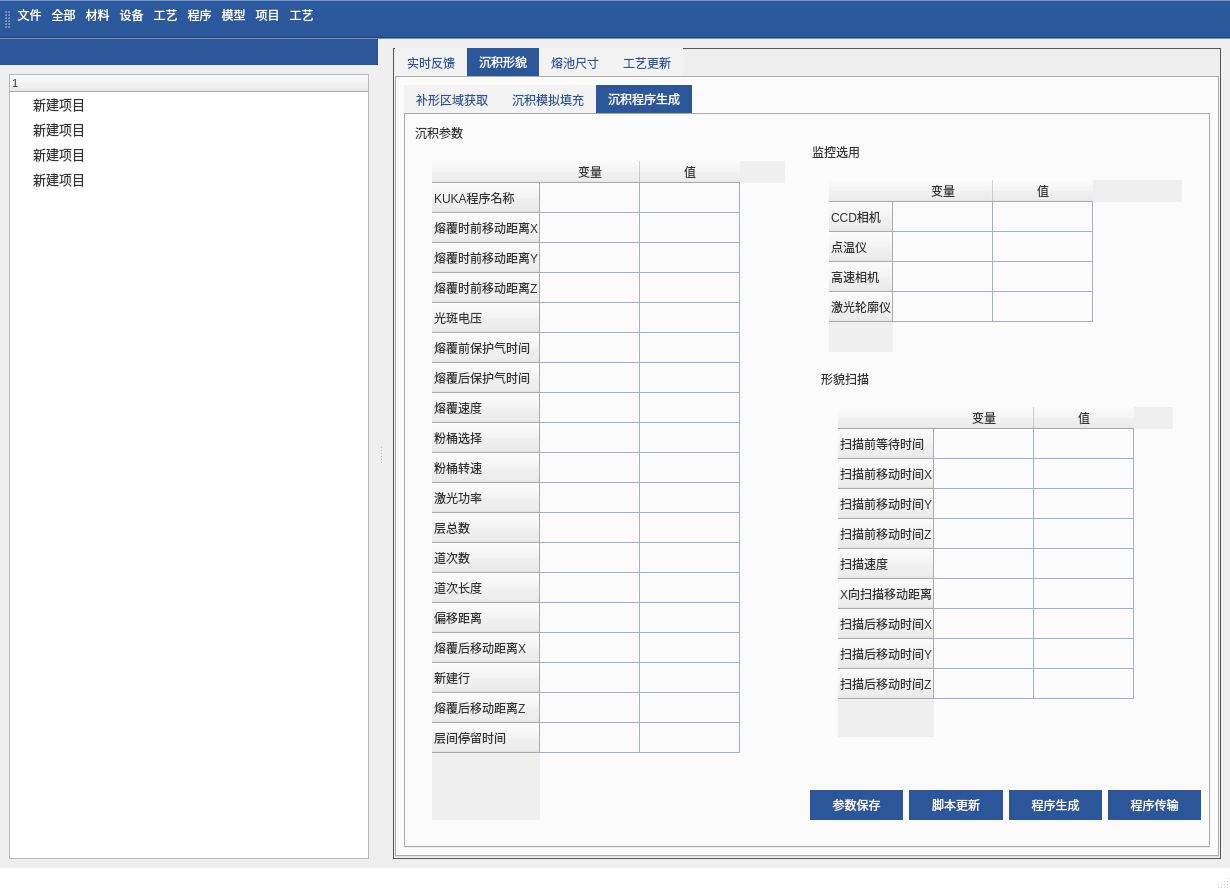
Old version of the form new_thu/UI/main_viewer.ui in the repository mihudaner/THU.
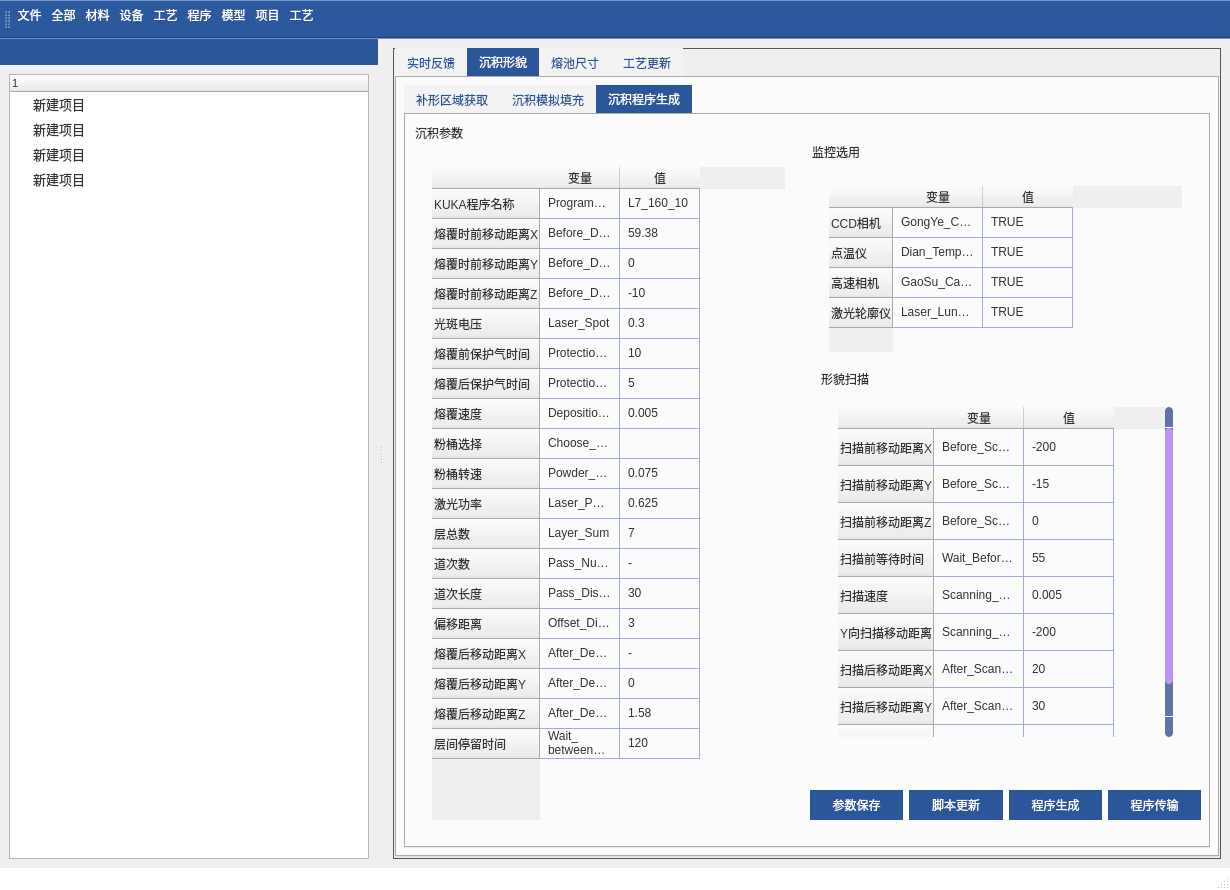
New version of the form. Icons and pictures are not drawn.

The edit to the form file:
```diff
--- a/new_thu/UI/main_viewer.ui
+++ b/new_thu/UI/main_viewer.ui
@@ -1167,7 +1167,16 @@
                    </widget>
                   </item>
                   <item>
-                   <widget class="QTableWidget" name="tableWidget_2">
+                   <widget class="QTableWidget" name="dcgParaTabel">
+                    <property name="sizePolicy">
+                     <sizepolicy hsizetype="Preferred" vsizetype="Preferred">
+                      <horstretch>0</horstretch>
+                      <verstretch>0</verstretch>
+                     </sizepolicy>
+                    </property>
+                    <attribute name="horizontalHeaderDefaultSectionSize">
+                     <number>80</number>
+                    </attribute>
                     <row>
                      <property name="text">
                       <string>KUKA程序名称</string>
@@ -1250,7 +1259,7 @@
                     </row>
                     <row>
                      <property name="text">
-                      <string>新建行</string>
+                      <string>熔覆后移动距离Y</string>
                      </property>
                     </row>
                     <row>
@@ -1273,6 +1282,196 @@
                       <string>值</string>
                      </property>
                     </column>
+                    <item row="0" column="0">
+                     <property name="text">
+                      <string>Program_Name</string>
+                     </property>
+                    </item>
+                    <item row="0" column="1">
+                     <property name="text">
+                      <string>L7_160_10</string>
+                     </property>
+                    </item>
+                    <item row="1" column="0">
+                     <property name="text">
+                      <string>Before_Deposition_X</string>
+                     </property>
+                    </item>
+                    <item row="1" column="1">
+                     <property name="text">
+                      <string>59.38</string>
+                     </property>
+                    </item>
+                    <item row="2" column="0">
+                     <property name="text">
+                      <string>Before_Deposition_Y</string>
+                     </property>
+                    </item>
+                    <item row="2" column="1">
+                     <property name="text">
+                      <string>0</string>
+                     </property>
+                    </item>
+                    <item row="3" column="0">
+                     <property name="text">
+                      <string>Before_Deposition_Z</string>
+                     </property>
+                    </item>
+                    <item row="3" column="1">
+                     <property name="text">
+                      <string>-10</string>
+                     </property>
+                    </item>
+                    <item row="4" column="0">
+                     <property name="text">
+                      <string>Laser_Spot</string>
+                     </property>
+                    </item>
+                    <item row="4" column="1">
+                     <property name="text">
+                      <string>0.3</string>
+                     </property>
+                    </item>
+                    <item row="5" column="0">
+                     <property name="text">
+                      <string>Protection_Gas_Before_Deposition</string>
+                     </property>
+                    </item>
+                    <item row="5" column="1">
+                     <property name="text">
+                      <string>10</string>
+                     </property>
+                    </item>
+                    <item row="6" column="0">
+                     <property name="text">
+                      <string>Protection_Gas_After_Deposition</string>
+                     </property>
+                    </item>
+                    <item row="6" column="1">
+                     <property name="text">
+                      <string>5</string>
+                     </property>
+                    </item>
+                    <item row="7" column="0">
+                     <property name="text">
+                      <string>Deposition_Speed</string>
+                     </property>
+                    </item>
+                    <item row="7" column="1">
+                     <property name="text">
+                      <string>0.005</string>
+                     </property>
+                    </item>
+                    <item row="8" column="0">
+                     <property name="text">
+                      <string>Choose_Powder</string>
+                     </property>
+                    </item>
+                    <item row="8" column="1">
+                     <property name="text">
+                      <string/>
+                     </property>
+                    </item>
+                    <item row="9" column="0">
+                     <property name="text">
+                      <string>Powder_Delivery_Speed</string>
+                     </property>
+                    </item>
+                    <item row="9" column="1">
+                     <property name="text">
+                      <string>0.075</string>
+                     </property>
+                    </item>
+                    <item row="10" column="0">
+                     <property name="text">
+                      <string>Laser_Power</string>
+                     </property>
+                    </item>
+                    <item row="10" column="1">
+                     <property name="text">
+                      <string>0.625</string>
+                     </property>
+                    </item>
+                    <item row="11" column="0">
+                     <property name="text">
+                      <string>Layer_Sum</string>
+                     </property>
+                    </item>
+                    <item row="11" column="1">
+                     <property name="text">
+                      <string>7</string>
+                     </property>
+                    </item>
+                    <item row="12" column="0">
+                     <property name="text">
+                      <string>Pass_Number</string>
+                     </property>
+                    </item>
+                    <item row="12" column="1">
+                     <property name="text">
+                      <string>-</string>
+                     </property>
+                    </item>
+                    <item row="13" column="0">
+                     <property name="text">
+                      <string>Pass_Distance</string>
+                     </property>
+                    </item>
+                    <item row="13" column="1">
+                     <property name="text">
+                      <string>30</string>
+                     </property>
+                    </item>
+                    <item row="14" column="0">
+                     <property name="text">
+                      <string>Offset_Distance </string>
+                     </property>
+                    </item>
+                    <item row="14" column="1">
+                     <property name="text">
+                      <string>3</string>
+                     </property>
+                    </item>
+                    <item row="15" column="0">
+                     <property name="text">
+                      <string>After_Deposition_X</string>
+                     </property>
+                    </item>
+                    <item row="15" column="1">
+                     <property name="text">
+                      <string>-</string>
+                     </property>
+                    </item>
+                    <item row="16" column="0">
+                     <property name="text">
+                      <string>After_Deposition_Y</string>
+                     </property>
+                    </item>
+                    <item row="16" column="1">
+                     <property name="text">
+                      <string>0</string>
+                     </property>
+                    </item>
+                    <item row="17" column="0">
+                     <property name="text">
+                      <string>After_Deposition_Z</string>
+                     </property>
+                    </item>
+                    <item row="17" column="1">
+                     <property name="text">
+                      <string>1.58</string>
+                     </property>
+                    </item>
+                    <item row="18" column="0">
+                     <property name="text">
+                      <string>Wait_ between_Layers</string>
+                     </property>
+                    </item>
+                    <item row="18" column="1">
+                     <property name="text">
+                      <string>120</string>
+                     </property>
+                    </item>
                    </widget>
                   </item>
                  </layout>
@@ -1308,11 +1507,20 @@
                     <item>
                      <widget class="QTableWidget" name="tableWidget_4">
                       <property name="sizePolicy">
-                       <sizepolicy hsizetype="Expanding" vsizetype="Fixed">
+                       <sizepolicy hsizetype="Preferred" vsizetype="Preferred">
                         <horstretch>0</horstretch>
                         <verstretch>0</verstretch>
                        </sizepolicy>
                       </property>
+                      <attribute name="horizontalHeaderMinimumSectionSize">
+                       <number>90</number>
+                      </attribute>
+                      <attribute name="horizontalHeaderDefaultSectionSize">
+                       <number>90</number>
+                      </attribute>
+                      <attribute name="verticalHeaderMinimumSectionSize">
+                       <number>20</number>
+                      </attribute>
                       <row>
                        <property name="text">
                         <string>CCD相机</string>
@@ -1343,6 +1551,46 @@
                         <string>值</string>
                        </property>
                       </column>
+                      <item row="0" column="0">
+                       <property name="text">
+                        <string>GongYe_CCD</string>
+                       </property>
+                      </item>
+                      <item row="0" column="1">
+                       <property name="text">
+                        <string>TRUE</string>
+                       </property>
+                      </item>
+                      <item row="1" column="0">
+                       <property name="text">
+                        <string>Dian_Temperature</string>
+                       </property>
+                      </item>
+                      <item row="1" column="1">
+                       <property name="text">
+                        <string>TRUE</string>
+                       </property>
+                      </item>
+                      <item row="2" column="0">
+                       <property name="text">
+                        <string>GaoSu_Camera</string>
+                       </property>
+                      </item>
+                      <item row="2" column="1">
+                       <property name="text">
+                        <string>TRUE</string>
+                       </property>
+                      </item>
+                      <item row="3" column="0">
+                       <property name="text">
+                        <string>Laser_LunKuo</string>
+                       </property>
+                      </item>
+                      <item row="3" column="1">
+                       <property name="text">
+                        <string>TRUE</string>
+                       </property>
+                      </item>
                      </widget>
                     </item>
                     <item>
@@ -1379,7 +1627,7 @@
                        <item>
                         <widget class="QTableWidget" name="tableWidget_3">
                          <property name="sizePolicy">
-                          <sizepolicy hsizetype="Expanding" vsizetype="Fixed">
+                          <sizepolicy hsizetype="Preferred" vsizetype="Preferred">
                            <horstretch>0</horstretch>
                            <verstretch>0</verstretch>
                           </sizepolicy>
@@ -1390,26 +1638,38 @@
                            <height>350</height>
                           </size>
                          </property>
+                         <attribute name="horizontalHeaderMinimumSectionSize">
+                          <number>90</number>
+                         </attribute>
+                         <attribute name="horizontalHeaderDefaultSectionSize">
+                          <number>90</number>
+                         </attribute>
+                         <attribute name="verticalHeaderMinimumSectionSize">
+                          <number>20</number>
+                         </attribute>
+                         <attribute name="verticalHeaderDefaultSectionSize">
+                          <number>37</number>
+                         </attribute>
+                         <row>
+                          <property name="text">
+                           <string>扫描前移动距离X</string>
+                          </property>
+                         </row>
+                         <row>
+                          <property name="text">
+                           <string>扫描前移动距离Y</string>
+                          </property>
+                         </row>
+                         <row>
+                          <property name="text">
+                           <string>扫描前移动距离Z</string>
+                          </property>
+                         </row>
                          <row>
                           <property name="text">
                            <string>扫描前等待时间</string>
                           </property>
                          </row>
-                         <row>
-                          <property name="text">
-                           <string>扫描前移动时间X</string>
-                          </property>
-                         </row>
-                         <row>
-                          <property name="text">
-                           <string>扫描前移动时间Y</string>
-                          </property>
-                         </row>
-                         <row>
-                          <property name="text">
-                           <string>扫描前移动时间Z</string>
-                          </property>
-                         </row>
                          <row>
                           <property name="text">
                            <string>扫描速度</string>
@@ -1417,22 +1677,22 @@
                          </row>
                          <row>
                           <property name="text">
-                           <string>X向扫描移动距离</string>
+                           <string>Y向扫描移动距离</string>
                           </property>
                          </row>
                          <row>
                           <property name="text">
-                           <string>扫描后移动时间X</string>
+                           <string>扫描后移动距离X</string>
                           </property>
                          </row>
                          <row>
                           <property name="text">
-                           <string>扫描后移动时间Y</string>
+                           <string>扫描后移动距离Y</string>
                           </property>
                          </row>
                          <row>
                           <property name="text">
-                           <string>扫描后移动时间Z</string>
+                           <string>扫描后移动距离Z</string>
                           </property>
                          </row>
                          <column>
@@ -1445,6 +1705,96 @@
                            <string>值</string>
                           </property>
                          </column>
+                         <item row="0" column="0">
+                          <property name="text">
+                           <string>Before_Scanning_Y</string>
+                          </property>
+                         </item>
+                         <item row="0" column="1">
+                          <property name="text">
+                           <string>-200</string>
+                          </property>
+                         </item>
+                         <item row="1" column="0">
+                          <property name="text">
+                           <string>Before_Scanning_Y</string>
+                          </property>
+                         </item>
+                         <item row="1" column="1">
+                          <property name="text">
+                           <string>-15</string>
+                          </property>
+                         </item>
+                         <item row="2" column="0">
+                          <property name="text">
+                           <string>Before_Scanning_Z</string>
+                          </property>
+                         </item>
+                         <item row="2" column="1">
+                          <property name="text">
+                           <string>0</string>
+                          </property>
+                         </item>
+                         <item row="3" column="0">
+                          <property name="text">
+                           <string>Wait_Before_Scanning</string>
+                          </property>
+                         </item>
+                         <item row="3" column="1">
+                          <property name="text">
+                           <string>55</string>
+                          </property>
+                         </item>
+                         <item row="4" column="0">
+                          <property name="text">
+                           <string>Scanning_Speed</string>
+                          </property>
+                         </item>
+                         <item row="4" column="1">
+                          <property name="text">
+                           <string>0.005</string>
+                          </property>
+                         </item>
+                         <item row="5" column="0">
+                          <property name="text">
+                           <string>Scanning_Y_Distacne</string>
+                          </property>
+                         </item>
+                         <item row="5" column="1">
+                          <property name="text">
+                           <string>-200</string>
+                          </property>
+                         </item>
+                         <item row="6" column="0">
+                          <property name="text">
+                           <string>After_Scanning_X</string>
+                          </property>
+                         </item>
+                         <item row="6" column="1">
+                          <property name="text">
+                           <string>20</string>
+                          </property>
+                         </item>
+                         <item row="7" column="0">
+                          <property name="text">
+                           <string>After_Scanning_Y</string>
+                          </property>
+                         </item>
+                         <item row="7" column="1">
+                          <property name="text">
+                           <string>30</string>
+                          </property>
+                         </item>
+                         <item row="8" column="0">
+                          <property name="text">
+                           <string>After_Scanning_Z</string>
+                          </property>
+                         </item>
+                         <item row="8" column="1">
+                          <property name="text">
+                           <string>40</string>
+                          </property>
+                         </item>
                         </widget>
                        </item>
                       </layout>
```
Left out of the diff: 14 changed lines with no effect on the pictures.
